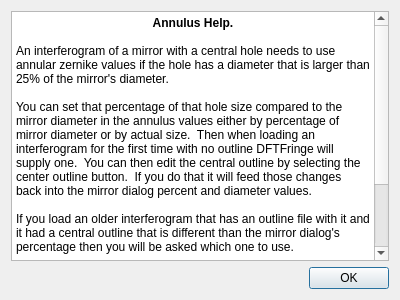
githubdoe/DFTFringe, file annulushelpdlg.ui: the form before one commit.
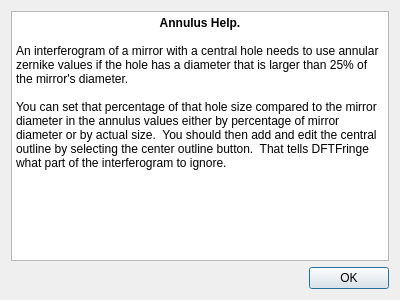
The form after the commit.

Commit message: updated some of the annulus help and mirror dialog pop ups.

Patch:
```diff
--- a/annulushelpdlg.ui
+++ b/annulushelpdlg.ui
@@ -25,13 +25,11 @@
 &lt;p style=&quot;-qt-paragraph-type:empty; margin-top:0px; margin-bottom:0px; margin-left:0px; margin-right:0px; -qt-block-indent:0; text-indent:0px;&quot;&gt;&lt;br /&gt;&lt;/p&gt;
 &lt;p style=&quot; margin-top:0px; margin-bottom:0px; margin-left:0px; margin-right:0px; -qt-block-indent:0; text-indent:0px;&quot;&gt;An interferogram of a mirror with a central hole needs to use annular zernike values if the hole has a diameter that is larger than 25% of the mirror's diameter.&lt;/p&gt;
 &lt;p style=&quot;-qt-paragraph-type:empty; margin-top:0px; margin-bottom:0px; margin-left:0px; margin-right:0px; -qt-block-indent:0; text-indent:0px;&quot;&gt;&lt;br /&gt;&lt;/p&gt;
-&lt;p style=&quot; margin-top:0px; margin-bottom:0px; margin-left:0px; margin-right:0px; -qt-block-indent:0; text-indent:0px;&quot;&gt;You can set that percentage of that hole size compared to the mirror diameter in the annulus values either by percentage of mirror diameter or by actual size.  Then when loading an interferogram for the first time with no outline DFTFringe will supply one.  You can then edit the central outline by selecting the center outline button.  If you do that it will feed those changes back into the mirror dialog percent and diameter values.&lt;/p&gt;
+&lt;p style=&quot; margin-top:0px; margin-bottom:0px; margin-left:0px; margin-right:0px; -qt-block-indent:0; text-indent:0px;&quot;&gt;You can set that percentage of that hole size compared to the mirror diameter in the annulus values either by percentage of mirror diameter or by actual size.  You should then add and edit the central outline by selecting the center outline button.  That tells DFTFringe what part of the interferogram to ignore.  &lt;/p&gt;
 &lt;p style=&quot;-qt-paragraph-type:empty; margin-top:0px; margin-bottom:0px; margin-left:0px; margin-right:0px; -qt-block-indent:0; text-indent:0px;&quot;&gt;&lt;br /&gt;&lt;/p&gt;
-&lt;p style=&quot; margin-top:0px; margin-bottom:0px; margin-left:0px; margin-right:0px; -qt-block-indent:0; text-indent:0px;&quot;&gt;If you load an older interferogram that has an outline file with it and it had a central outline that is different than the mirror dialog's percentage then you will be asked which one to use.&lt;/p&gt;
 &lt;p style=&quot;-qt-paragraph-type:empty; margin-top:0px; margin-bottom:0px; margin-left:0px; margin-right:0px; -qt-block-indent:0; text-indent:0px;&quot;&gt;&lt;br /&gt;&lt;/p&gt;
-&lt;p style=&quot; margin-top:0px; margin-bottom:0px; margin-left:0px; margin-right:0px; -qt-block-indent:0; text-indent:0px;&quot;&gt;&lt;span style=&quot; font-weight:700;&quot;&gt;Issues to watch out for.&lt;/span&gt;&lt;/p&gt;
-&lt;p style=&quot;-qt-paragraph-type:empty; margin-top:0px; margin-bottom:0px; margin-left:0px; margin-right:0px; -qt-block-indent:0; text-indent:0px; font-weight:700;&quot;&gt;&lt;br /&gt;&lt;/p&gt;
-&lt;p style=&quot; margin-top:0px; margin-bottom:0px; margin-left:0px; margin-right:0px; -qt-block-indent:0; text-indent:0px;&quot;&gt;If you analyze several interferograms  and adjust the inner outline to different sizes for one or more then they should not be averaged together until you analyze them all with the same percentage value of hole size.&lt;/p&gt;&lt;/body&gt;&lt;/html&gt;</string>
+&lt;p style=&quot;-qt-paragraph-type:empty; margin-top:0px; margin-bottom:0px; margin-left:0px; margin-right:0px; -qt-block-indent:0; text-indent:0px;&quot;&gt;&lt;br /&gt;&lt;/p&gt;
+&lt;p style=&quot;-qt-paragraph-type:empty; margin-top:0px; margin-bottom:0px; margin-left:0px; margin-right:0px; -qt-block-indent:0; text-indent:0px;&quot;&gt;&lt;br /&gt;&lt;/p&gt;&lt;/body&gt;&lt;/html&gt;</string>
      </property>
     </widget>
    </item>
```
The commit also changes 1 other file.
